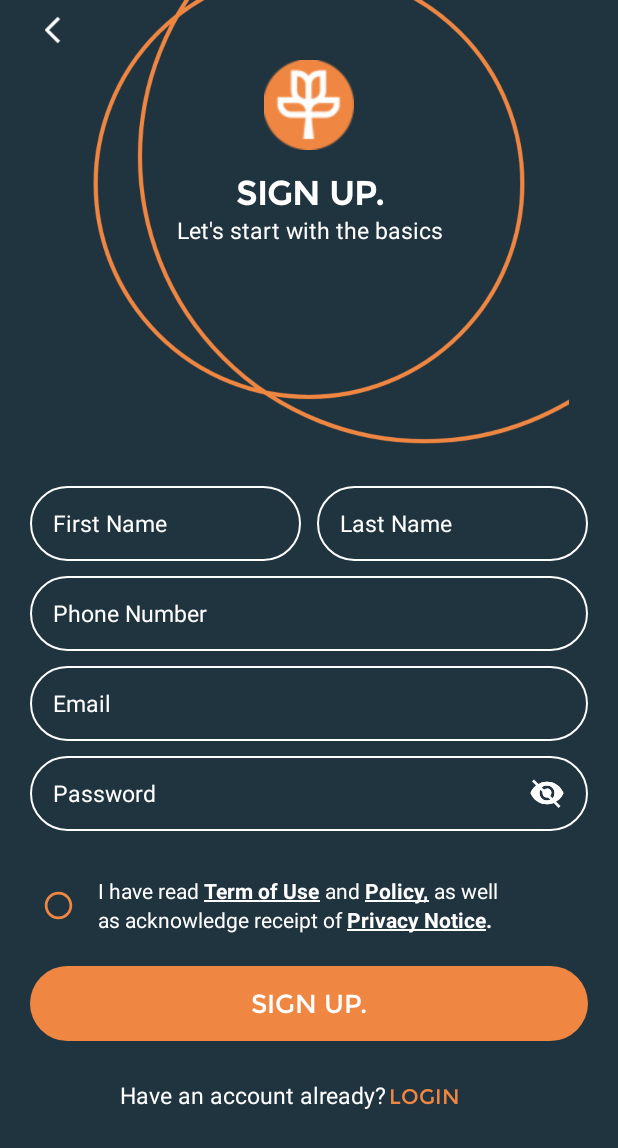
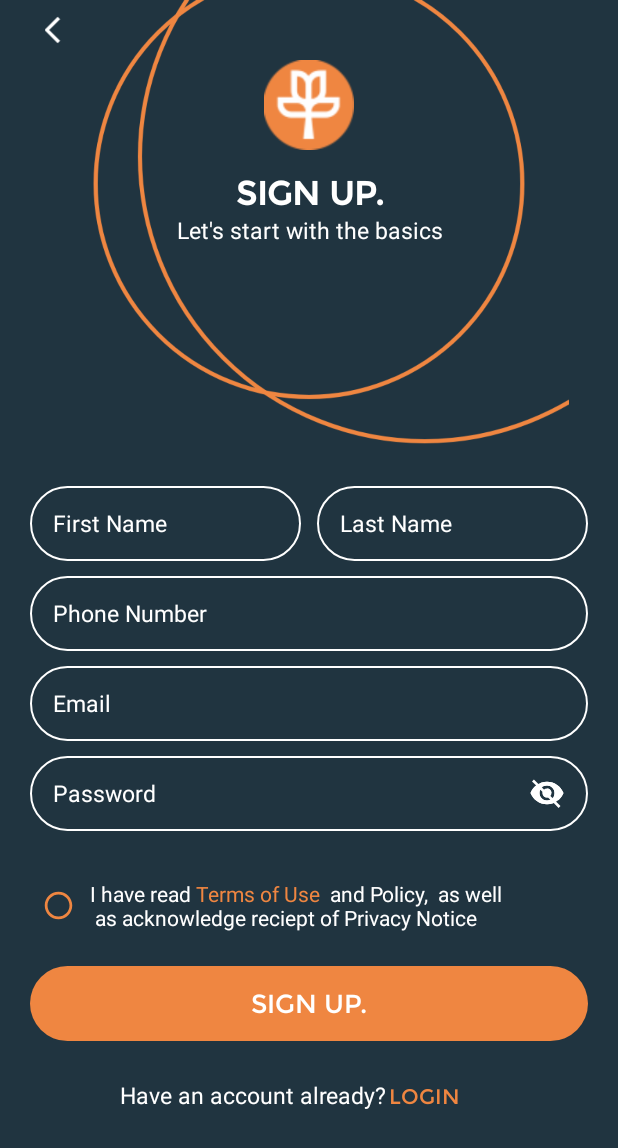
Before and after one commit to Quadtrics/Zera, an Android app: the screen it shows after launch (SignUpActivity), after a tap on "SIGN UP.", on a phone screen of 412 x 824 dp. Shown: the top 1148 px of the screen. Run offline under Robolectric (Android 15) with nearby library versions, the phone set to English and light mode, and no system bars.

Commit message:
transfered to ritik

```diff
--- a/app/build.gradle
+++ b/app/build.gradle
@@ -12,7 +12,7 @@ android {
         minSdkVersion 19
         targetSdkVersion 30
         versionCode 1
-        versionName "1.12"
+        versionName "1.13"
 
         testInstrumentationRunner "androidx.test.runner.AndroidJUnitRunner"
     }
--- a/app/src/main/java/com/example/zeraapp/activitys/activity/SignUpActivity.kt
+++ b/app/src/main/java/com/example/zeraapp/activitys/activity/SignUpActivity.kt
@@ -2,8 +2,11 @@ package com.example.zeraapp.activitys.activity
 
 import android.content.Intent
 import android.os.Bundle
+import android.text.Spannable
+import android.text.SpannableString
 import android.text.method.HideReturnsTransformationMethod
 import android.text.method.PasswordTransformationMethod
+import android.text.style.ForegroundColorSpan
 import android.util.Log
 import android.view.View
 import android.view.View.INVISIBLE
@@ -36,6 +39,7 @@ class SignUpActivity : AppCompatActivity() {
     lateinit var et_password: EditText
     lateinit var rl_termsCheckBox: RelativeLayout
     lateinit var tv_signUp: TextView
+    lateinit var tv_termsConditions: TextView
     lateinit var iv_check: ImageView
     var termsApproved = false
 
@@ -56,6 +60,7 @@ class SignUpActivity : AppCompatActivity() {
 
     private fun findID() {
         tv_signUp = findViewById(R.id.tv_signUp)
+        tv_termsConditions = findViewById(R.id.tv_termsConditions)
         tv_loginSign = findViewById(R.id.tv_loginSign)
         terms = findViewById(R.id.terms)
         policy = findViewById(R.id.policy)
@@ -73,6 +78,29 @@ class SignUpActivity : AppCompatActivity() {
         et_email = findViewById(R.id.et_email)
 
         click()
+        setData()
+    }
+
+
+
+
+    private fun setData() {
+        val ihaveread= resources.getString(R.string.ihaveread)
+        val andS= resources.getString(R.string.and)
+        val aswellasacknowledge= resources.getString(R.string.aswellasacknowledge)
+        val termsOfuse= resources.getString(R.string.termsOfuse)
+        val policy= resources.getString(R.string.policy)
+        val privacyNotice= resources.getString(R.string.privacyNotice)
+        val completeText= ihaveread+termsOfuse+andS+policy+aswellasacknowledge+privacyNotice
+        val spannable = SpannableString(completeText)
+        spannable.setSpan(
+            ForegroundColorSpan(resources.getColor(R.color.colorPrimary)),
+            completeText.indexOf(termsOfuse), // start
+            completeText.indexOf(andS), // end
+            Spannable.SPAN_EXCLUSIVE_INCLUSIVE
+        )
+        tv_termsConditions.setText(spannable)
+
     }
 
     private fun click() {
@@ -174,6 +202,8 @@ class SignUpActivity : AppCompatActivity() {
         }
 
     }
+
+
 
 
     private fun callSignUp() {
--- a/app/src/main/res/layout/activity_add_user.xml
+++ b/app/src/main/res/layout/activity_add_user.xml
@@ -54,7 +54,7 @@
                 android:background="@drawable/info_edit_text"
                 android:fontFamily="@font/montserrat_regular"
                 android:gravity="center_vertical"
-                android:hint="User Name"
+                android:hint="Paso"
                 android:paddingLeft="17dp"
                 android:singleLine="true"
                 android:textColor="@color/text_gray"
--- a/app/src/main/res/layout/activity_deposit_ammount.xml
+++ b/app/src/main/res/layout/activity_deposit_ammount.xml
@@ -116,7 +116,7 @@
                             android:layout_marginLeft="10dp"
                             android:drawableEnd="@drawable/ic_down_icn"
                             android:drawableRight="@drawable/ic_down_icn"
-                            android:text="Custom"
+                            android:text="@string/custom"
                             android:textColor="@color/white"
                             android:textSize="15sp"
                             android:textStyle="bold" />
@@ -520,7 +520,7 @@
                                     android:layout_width="wrap_content"
                                     android:layout_height="wrap_content"
                                     android:layout_centerInParent="true"
-                                    android:text="Done"
+                                    android:text="@string/done"
                                     android:textColor="@color/text_gray" />
                             </RelativeLayout>
 
@@ -558,7 +558,7 @@
                                 android:layout_width="wrap_content"
                                 android:layout_height="wrap_content"
                                 android:layout_centerInParent="true"
-                                android:text="All Done"
+                                android:text="@string/allDone"
                                 android:textColor="@color/yellow" />
                         </RelativeLayout>
                     </RelativeLayout>
--- a/app/src/main/res/layout/activity_login.xml
+++ b/app/src/main/res/layout/activity_login.xml
@@ -198,6 +198,7 @@
                                 android:gravity="start"
                                 android:id="@+id/tvLSign"
                                 android:paddingTop="15dp"
+                                android:layout_marginLeft="2dp"
                                 android:textStyle="bold"
                                 android:textColor="@color/yellow" />
                             <LinearLayout
--- a/app/src/main/res/layout/activity_redeposit.xml
+++ b/app/src/main/res/layout/activity_redeposit.xml
@@ -425,7 +425,7 @@
                         android:background="@drawable/wallet_btn"
                         android:fontFamily="@font/montserrat_bold"
                         android:gravity="center"
-                        android:text="All Done"
+                        android:text="@string/allDone"
                         android:textColor="@color/white"
                         android:textSize="17sp" />
 
--- a/app/src/main/res/layout/activity_sign_up.xml
+++ b/app/src/main/res/layout/activity_sign_up.xml
@@ -232,6 +232,16 @@
                             app:tint="@color/yellow" />
                     </RelativeLayout>
 
+                    <TextView
+                        android:id="@+id/tv_termsConditions"
+                        android:layout_width="wrap_content"
+                        android:layout_height="wrap_content"
+                        android:layout_centerVertical="true"
+                        android:layout_marginHorizontal="10dp"
+                        android:layout_toEndOf="@id/rl_termsCheckBoxs"
+                        android:layout_toRightOf="@id/rl_termsCheckBoxs"
+                        android:textColor="@color/white"
+                        />
                     <LinearLayout
                         android:layout_width="match_parent"
                         android:layout_height="wrap_content"
@@ -243,7 +253,8 @@
                         <LinearLayout
                             android:layout_width="match_parent"
                             android:layout_height="wrap_content"
-                            android:orientation="horizontal">
+                            android:orientation="horizontal"
+                            android:visibility="gone">
 
                             <TextView
                                 android:layout_width="wrap_content"
@@ -309,7 +320,8 @@
                         <LinearLayout
                             android:layout_width="match_parent"
                             android:layout_height="wrap_content"
-                            android:orientation="horizontal">
+                            android:orientation="horizontal"
+                            android:visibility="gone">
 
                             <TextView
                                 android:layout_width="wrap_content"
--- a/app/src/main/res/layout/activity_withdraw.xml
+++ b/app/src/main/res/layout/activity_withdraw.xml
@@ -413,7 +413,7 @@
                       android:background="@drawable/wallet_btn"
                       android:layout_marginLeft="70dp"
                       android:layout_marginRight="70dp"
-                      android:text="All Done"
+                      android:text="@string/allDone"
                       android:id="@+id/allDoneWithdraw"
                       android:gravity="center"
                       android:fontFamily="@font/montserrat_bold"
--- a/app/src/main/res/layout/add_user_list.xml
+++ b/app/src/main/res/layout/add_user_list.xml
@@ -38,7 +38,7 @@
                     <TextView
                         android:layout_width="wrap_content"
                         android:layout_height="wrap_content"
-                        android:text="User Name"
+                        android:text="@string/userName"
                         android:id="@+id/authUserName"
                         android:fontFamily="@font/montserrat_regular"
                         android:textSize="17sp"/>
--- a/app/src/main/res/layout/fragment_profile.xml
+++ b/app/src/main/res/layout/fragment_profile.xml
@@ -78,7 +78,7 @@
                         android:layout_width="match_parent"
                         android:layout_height="wrap_content"
                         android:gravity="center_horizontal"
-                        android:text="User Name"
+                        android:text="@string/userName"
                         android:textColor="@color/black"
                         android:textSize="24sp"
                         android:textStyle="bold" />
--- a/app/src/main/res/values/strings.xml
+++ b/app/src/main/res/values/strings.xml
@@ -214,6 +214,7 @@ be bound by these rules.̥</string>
     <string name="termPeriod">Term Period</string>
     <string name="years">Year(s)</string>
     <string name="months">Months(s)</string>
+    <string name="month">Months</string>
     <string name="summary">Summary</string>
     <string name="principalBalance">Principal Balance</string>
     <string name="fixedInterestRate">Fixed Interest Rate</string>
@@ -302,5 +303,16 @@ be bound by these rules.̥</string>
     <string name="interestPaid">Interest Paid</string>
     <string name="newBalance">New Balance</string>
     <string name="custom">Custom</string>
+    <string name="done">Done</string>
+
+    <string name="ihaveread">I have read </string>
+    <string name="and"> and </string>
+    <string name="aswellasacknowledge"> as well \n as acknowledge reciept of </string>
+    <string name="termsOfuse"><u><b> Terms of Use </b></u> </string>
+    <string name="policy"><u><b> Policy, </b></u> </string>
+    <string name="privacyNotice"><u><b> Privacy Notice</b></u> </string>
+
+
+
 
 </resources>
```
Also changed, not shown: app/src/main/java/com/example/zeraapp/activitys/activity/DashBoardActivity.kt (+10 -0 lines), app/src/main/java/com/example/zeraapp/activitys/activity/DepositAmmountActivity.kt (+5 -5 lines), app/src/main/java/com/example/zeraapp/fragments/HomeFragment.kt (+16 -10 lines), app/src/main/java/com/example/zeraapp/fragments/ProfileFragment.kt (+6 -1 lines), app/src/main/java/com/example/zeraapp/utlis/FunUtils.kt (+13 -0 lines), app/src/main/res/layout/fragment_home.xml (+39 -6 lines), app/src/main/res/layout/step1.xml (+4 -4 lines), app/src/main/res/drawable/lock.png (added), app/src/main/res/drawable/lock1.png (added), 1 other file.
